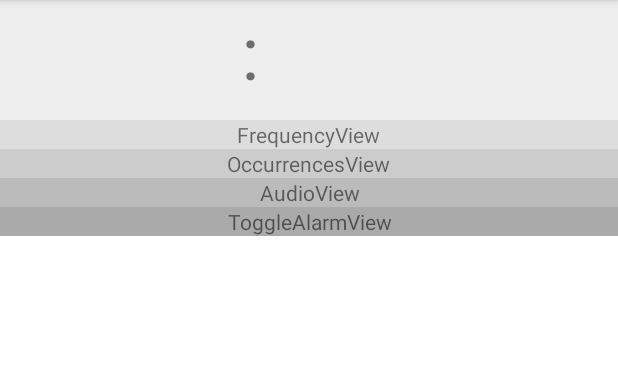
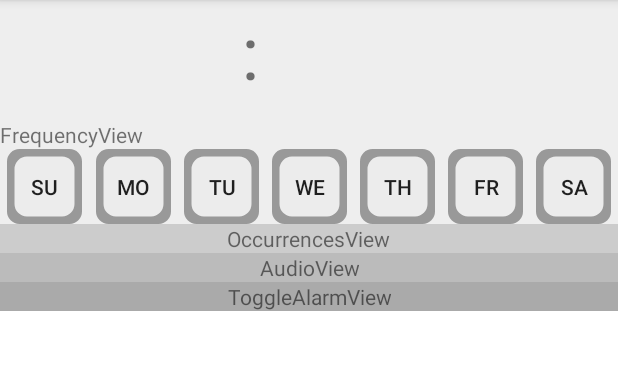
Before and after one commit to idrios/TimeCube, an Android app: the screen it shows after launch (MainActivity), on a phone screen of 412 x 824 dp, the part 84-454 px from its top. Run offline under Robolectric (Android 15) with nearby library versions, the phone set to English and light mode, and no system bars; libraries missing offline, so code that uses them is left out: com.yarolegovich.discretescrollview; plain views replace DiscreteScrollView; 5 statements that could not run were skipped.

```diff
--- /dev/null
+++ b/app/src/main/java/dev/jamesroberts/timecube/ui/view/FrequencyView.kt
@@ -0,0 +1,16 @@
+package dev.jamesroberts.timecube.ui.view
+
+import android.content.Context
+import android.util.AttributeSet
+import androidx.appcompat.widget.LinearLayoutCompat
+import dev.jamesroberts.timecube.R
+
+class FrequencyView : LinearLayoutCompat {
+    constructor(context: Context, attrs: AttributeSet?, defStyleAttr: Int) : super(context, attrs, defStyleAttr){}
+    constructor(context: Context, attrs: AttributeSet?) : super(context, attrs, 0) {}
+    constructor(context: Context) : super(context, null, 0) {}
+    init {
+        inflate(context, R.layout.view_frequency, this)
+
+    }
+}
--- a/app/src/main/java/dev/jamesroberts/timecube/ui/view/TimePickerElement.kt
+++ /dev/null
@@ -1,3 +0,0 @@
-package dev.jamesroberts.timecube.ui.view
-
-data class TimePickerElement(val text : String) {}
--- /dev/null
+++ b/app/src/main/java/dev/jamesroberts/timecube/ui/view/WeekdayPicker.kt
@@ -0,0 +1,18 @@
+package dev.jamesroberts.timecube.ui.view
+
+import android.content.Context
+import android.util.AttributeSet
+import androidx.appcompat.widget.LinearLayoutCompat
+import dev.jamesroberts.timecube.R
+
+class WeekdayPicker : LinearLayoutCompat {
+    constructor(context: Context, attrs: AttributeSet?, defStyleAttr: Int)
+            : super(context, attrs, defStyleAttr) {}
+    constructor(context: Context, attrs: AttributeSet?)
+            : super(context, attrs) {}
+    constructor(context: Context)
+            : super(context) {}
+    init {
+        inflate(context, R.layout.view_weekday_picker, this)
+    }
+}
--- /dev/null
+++ b/app/src/main/res/drawable/ic_selector_off.xml
@@ -0,0 +1,14 @@
+<vector xmlns:android="http://schemas.android.com/apk/res/android"
+    android:width="50dp"
+    android:height="50dp"
+    android:viewportWidth="50"
+    android:viewportHeight="50">
+  <path
+      android:pathData="M8.3,0L41.7,0A8.3,8.3 0,0 1,50 8.3L50,41.7A8.3,8.3 0,0 1,41.7 50L8.3,50A8.3,8.3 0,0 1,0 41.7L0,8.3A8.3,8.3 0,0 1,8.3 0z"
+      android:strokeWidth=".26458"
+      android:fillColor="#999"/>
+  <path
+      android:pathData="M13.3,5L36.7,5A8.3,8.3 0,0 1,45 13.3L45,36.7A8.3,8.3 0,0 1,36.7 45L13.3,45A8.3,8.3 0,0 1,5 36.7L5,13.3A8.3,8.3 0,0 1,13.3 5z"
+      android:strokeWidth=".26458"
+      android:fillColor="#ececec"/>
+</vector>
--- /dev/null
+++ b/app/src/main/res/drawable/ic_selector_on.xml
@@ -0,0 +1,14 @@
+<vector xmlns:android="http://schemas.android.com/apk/res/android"
+    android:width="50dp"
+    android:height="50dp"
+    android:viewportWidth="50"
+    android:viewportHeight="50">
+  <path
+      android:pathData="M8.3,0L41.7,0A8.3,8.3 0,0 1,50 8.3L50,41.7A8.3,8.3 0,0 1,41.7 50L8.3,50A8.3,8.3 0,0 1,0 41.7L0,8.3A8.3,8.3 0,0 1,8.3 0z"
+      android:strokeWidth=".26458"
+      android:fillColor="#999"/>
+  <path
+      android:pathData="M13.3,5L36.7,5A8.3,8.3 0,0 1,45 13.3L45,36.7A8.3,8.3 0,0 1,36.7 45L13.3,45A8.3,8.3 0,0 1,5 36.7L5,13.3A8.3,8.3 0,0 1,13.3 5z"
+      android:strokeWidth=".26458"
+      android:fillColor="#0ff"/>
+</vector>
--- /dev/null
+++ b/app/src/main/res/drawable/radiobutton_weekday.xml
@@ -0,0 +1,9 @@
+<?xml version="1.0" encoding="utf-8"?>
+<selector xmlns:android="http://schemas.android.com/apk/res/android">
+    <item android:drawable="@drawable/ic_selector_off"
+        android:state_checked="false"
+        />
+    <item android:drawable="@drawable/ic_selector_on"
+        android:state_checked="true"
+        />
+</selector>
--- a/app/src/main/res/layout/fragment_alarm_editor.xml
+++ b/app/src/main/res/layout/fragment_alarm_editor.xml
@@ -22,20 +22,14 @@
             android:gravity="center"
             android:id="@+id/view_time"
             />
-        <androidx.appcompat.widget.LinearLayoutCompat
+        <dev.jamesroberts.timecube.ui.view.FrequencyView
             android:layout_width="match_parent"
             android:layout_height="0dp"
             android:layout_weight="1"
-            android:background="#DDD"
+            android:background="#EEE"
             android:gravity="center"
             android:id="@+id/view_frequency"
-            >
-            <TextView
-                android:layout_width="wrap_content"
-                android:layout_height="wrap_content"
-                android:gravity="center"
-                android:text="FrequencyView" />
-        </androidx.appcompat.widget.LinearLayoutCompat>
+            />
         <androidx.appcompat.widget.LinearLayoutCompat
             android:layout_width="match_parent"
             android:layout_height="0dp"
--- /dev/null
+++ b/app/src/main/res/layout/view_frequency.xml
@@ -0,0 +1,26 @@
+<?xml version="1.0" encoding="utf-8"?>
+<androidx.appcompat.widget.LinearLayoutCompat
+    xmlns:android="http://schemas.android.com/apk/res/android"
+    android:layout_width="match_parent"
+    android:layout_height="wrap_content"
+    android:gravity="center"
+    android:orientation="horizontal"
+    >
+    <androidx.appcompat.widget.LinearLayoutCompat
+        android:layout_width="wrap_content"
+        android:layout_height="wrap_content"
+        android:orientation="vertical"
+        >
+        <TextView
+            android:layout_width="wrap_content"
+            android:layout_height="wrap_content"
+            android:text="FrequencyView"
+            />
+        <dev.jamesroberts.timecube.ui.view.WeekdayPicker
+            android:layout_width="wrap_content"
+            android:layout_height="wrap_content"
+            >
+        </dev.jamesroberts.timecube.ui.view.WeekdayPicker>
+    </androidx.appcompat.widget.LinearLayoutCompat>
+
+</androidx.appcompat.widget.LinearLayoutCompat>
--- /dev/null
+++ b/app/src/main/res/layout/view_weekday_picker.xml
@@ -0,0 +1,107 @@
+<?xml version="1.0" encoding="utf-8"?>
+<androidx.appcompat.widget.LinearLayoutCompat
+    xmlns:android="http://schemas.android.com/apk/res/android"
+    android:layout_width="match_parent"
+    android:layout_height="wrap_content"
+    android:gravity="center"
+    android:orientation="horizontal"
+    >
+    <ToggleButton
+        android:id="@+id/toggle_frequency_details_sunday"
+        android:layout_width="0dp"
+        android:layout_height="@dimen/weekday_picker_toggle_height"
+        android:layout_weight="1"
+        android:button="@null"
+        android:background="@null"
+        android:checked="false"
+        android:drawablePadding="@dimen/weekday_picker_toggle_label_v_offset"
+        android:drawableTop="@drawable/radiobutton_weekday"
+        android:gravity="center"
+        android:textOff="@string/weekday_picker_sun_abbr"
+        android:textOn="@string/weekday_picker_sun_abbr"
+        />
+    <ToggleButton
+        android:id="@+id/toggle_frequency_details_monday"
+        android:layout_width="0dp"
+        android:layout_height="@dimen/weekday_picker_toggle_height"
+        android:layout_weight="1"
+        android:button="@null"
+        android:background="@null"
+        android:checked="false"
+        android:drawablePadding="@dimen/weekday_picker_toggle_label_v_offset"
+        android:drawableTop="@drawable/radiobutton_weekday"
+        android:gravity="center"
+        android:textOff="@string/weekday_picker_mon_abbr"
+        android:textOn="@string/weekday_picker_mon_abbr"
+        />
+    <ToggleButton
+        android:id="@+id/toggle_frequency_details_tuesday"
+        android:layout_width="0dp"
+        android:layout_height="@dimen/weekday_picker_toggle_height"
+        android:layout_weight="1"
+        android:button="@null"
+        android:background="@null"
+        android:checked="false"
+        android:drawablePadding="@dimen/weekday_picker_toggle_label_v_offset"
+        android:drawableTop="@drawable/radiobutton_weekday"
+        android:gravity="center"
+        android:textOff="@string/weekday_picker_tue_abbr"
+        android:textOn="@string/weekday_picker_tue_abbr"
+        />
+    <ToggleButton
+        android:id="@+id/toggle_frequency_details_wednesday"
+        android:layout_width="0dp"
+        android:layout_height="@dimen/weekday_picker_toggle_height"
+        android:layout_weight="1"
+        android:button="@null"
+        android:background="@null"
+        android:checked="false"
+        android:drawablePadding="@dimen/weekday_picker_toggle_label_v_offset"
+        android:drawableTop="@drawable/radiobutton_weekday"
+        android:gravity="center"
+        android:textOff="@string/weekday_picker_wed_abbr"
+        android:textOn="@string/weekday_picker_wed_abbr"
+        />
+    <ToggleButton
+        android:id="@+id/toggle_frequency_details_thursday"
+        android:layout_width="0dp"
+        android:layout_height="@dimen/weekday_picker_toggle_height"
+        android:layout_weight="1"
+        android:button="@null"
+        android:background="@null"
+        android:checked="false"
+        android:drawablePadding="@dimen/weekday_picker_toggle_label_v_offset"
+        android:drawableTop="@drawable/radiobutton_weekday"
+        android:gravity="center"
+        android:textOff="@string/weekday_picker_thu_abbr"
+        android:textOn="@string/weekday_picker_thu_abbr"
+        />
+    <ToggleButton
+        android:id="@+id/toggle_frequency_details_friday"
+        android:layout_width="0dp"
+        android:layout_height="@dimen/weekday_picker_toggle_height"
+        android:layout_weight="1"
+        android:button="@null"
+        android:background="@null"
+        android:checked="false"
+        android:drawablePadding="@dimen/weekday_picker_toggle_label_v_offset"
+        android:drawableTop="@drawable/radiobutton_weekday"
+        android:gravity="center"
+        android:textOff="@string/weekday_picker_fri_abbr"
+        android:textOn="@string/weekday_picker_fri_abbr"
+        />
+    <ToggleButton
+        android:id="@+id/toggle_frequency_details_saturday"
+        android:layout_width="0dp"
+        android:layout_height="@dimen/weekday_picker_toggle_height"
+        android:layout_weight="1"
+        android:button="@null"
+        android:background="@null"
+        android:checked="false"
+        android:drawablePadding="@dimen/weekday_picker_toggle_label_v_offset"
+        android:drawableTop="@drawable/radiobutton_weekday"
+        android:gravity="center"
+        android:textOff="@string/weekday_picker_sat_abbr"
+        android:textOn="@string/weekday_picker_sat_abbr"
+        />
+</androidx.appcompat.widget.LinearLayoutCompat>
--- a/app/src/main/res/values/dimens.xml
+++ b/app/src/main/res/values/dimens.xml
@@ -3,4 +3,7 @@
     <dimen name="time_picker_elem_width">50dp</dimen>
     <dimen name="time_picker_elem_height">50dp</dimen>
     <dimen name="time_picker_text_size">20sp</dimen>
+
+    <dimen name="weekday_picker_toggle_height">50dp</dimen>
+    <dimen name="weekday_picker_toggle_label_v_offset">-50dp</dimen>
 </resources>
--- a/app/src/main/res/values/strings.xml
+++ b/app/src/main/res/values/strings.xml
@@ -2,4 +2,12 @@
     <string name="app_name">TimeCube</string>
     <!-- TODO: Remove or change this placeholder text -->
     <string name="hello_blank_fragment">Hello blank fragment</string>
+
+    <string name="weekday_picker_sun_abbr">SU</string>
+    <string name="weekday_picker_mon_abbr">MO</string>
+    <string name="weekday_picker_tue_abbr">TU</string>
+    <string name="weekday_picker_wed_abbr">WE</string>
+    <string name="weekday_picker_thu_abbr">TH</string>
+    <string name="weekday_picker_fri_abbr">FR</string>
+    <string name="weekday_picker_sat_abbr">SA</string>
 </resources>
```
